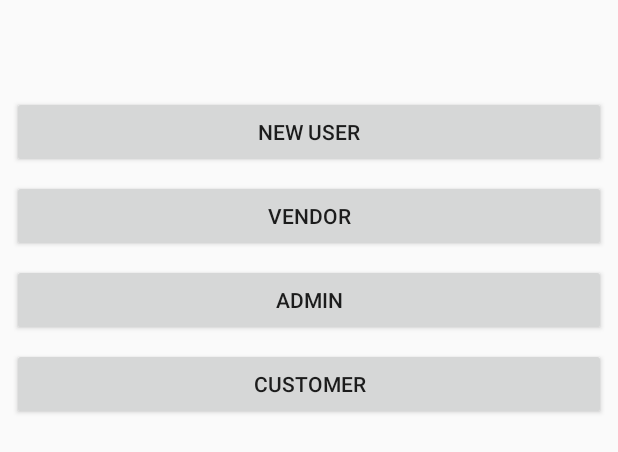
After one commit to jkhseo/Instant, an Android app: the layout vendor_admin_fragment.xml on its own in the app's theme, with its tools: preview values and no code run, on a phone screen of 412 x 824 dp. The commit adds this screen. Shown: the top 452 px of the screen. Run offline under Robolectric (Android 15) with nearby library versions, the phone set to English and light mode, and no system bars.

```diff
--- /dev/null
+++ b/Instant/app/src/main/res/layout/vendor_admin_fragment.xml
@@ -0,0 +1,52 @@
+<?xml version="1.0" encoding="utf-8"?>
+<android.support.constraint.ConstraintLayout
+    xmlns:android="http://schemas.android.com/apk/res/android" android:layout_width="match_parent"
+    android:layout_height="match_parent">
+    <LinearLayout
+        android:layout_width="match_parent"
+        android:layout_height="match_parent"
+        android:orientation="vertical">
+
+        <Button
+            android:id="@+id/button"
+            android:layout_width="match_parent"
+            android:layout_height="wrap_content"
+            android:layout_marginEnd="8dp"
+            android:layout_marginStart="8dp"
+            android:layout_marginTop="64dp"
+            android:onClick="startNewUserActivity"
+            android:text="@string/new_user" />
+
+        <Button
+            android:id="@+id/button2"
+            android:layout_width="match_parent"
+            android:layout_height="wrap_content"
+            android:layout_marginEnd="8dp"
+            android:layout_marginStart="8dp"
+            android:layout_marginTop="8dp"
+            android:onClick="startVendorActivity"
+            android:text="@string/vendor" />
+
+        <Button
+            android:id="@+id/button3"
+            android:layout_width="match_parent"
+            android:layout_height="wrap_content"
+            android:layout_marginBottom="8dp"
+            android:layout_marginEnd="8dp"
+            android:layout_marginStart="8dp"
+            android:layout_marginTop="8dp"
+            android:onClick="startAdminActivity"
+            android:text="@string/admin" />
+
+        <Button
+            android:id="@+id/button4"
+            android:layout_width="match_parent"
+            android:layout_height="wrap_content"
+            android:layout_marginBottom="64dp"
+            android:layout_marginEnd="8dp"
+            android:layout_marginStart="8dp"
+            android:onClick="startCustomerActivity"
+            android:text="@string/customer" />
+    </LinearLayout>
+
+</android.support.constraint.ConstraintLayout>
--- a/Instant/app/src/main/res/menu/navigation_menu.xml
+++ b/Instant/app/src/main/res/menu/navigation_menu.xml
@@ -13,7 +13,7 @@
         android:title="Settings"
         android:icon="@mipmap/settings"/>
     <item
-        android:id="@+id/nav_adminVendor"
+        android:id="@+id/nav_vendor_admin"
         android:title="Vendor/Admin"
         android:icon="@mipmap/vendor" />
     <item
```
Also changed, not shown: Instant/app/src/main/java/food/instant/instant/MainActivity.java (+22 -0 lines), Instant/app/src/main/java/food/instant/instant/NewUserActivity.java (+25 -2 lines), Instant/app/src/main/java/food/instant/instant/VendorAdminFragment.java (added, +23 -0 lines), Instant/app/src/main/res/layout/activity_main.xml (+3 -56 lines).
